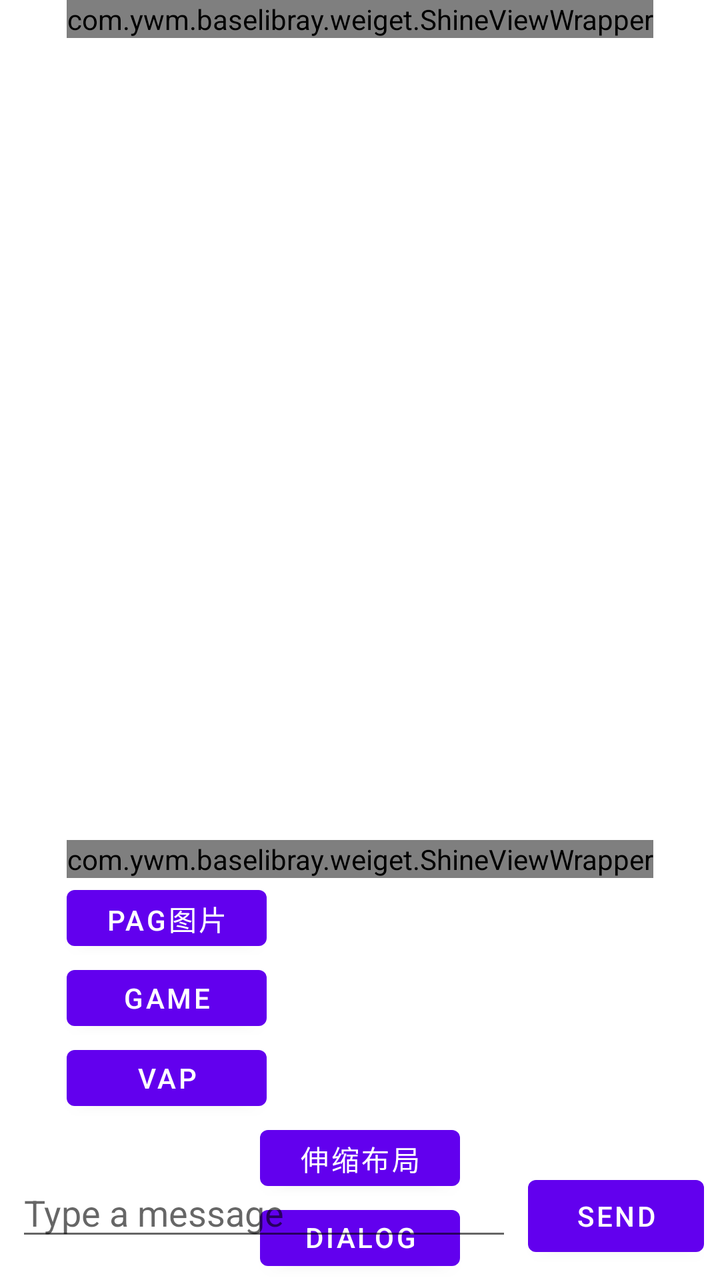
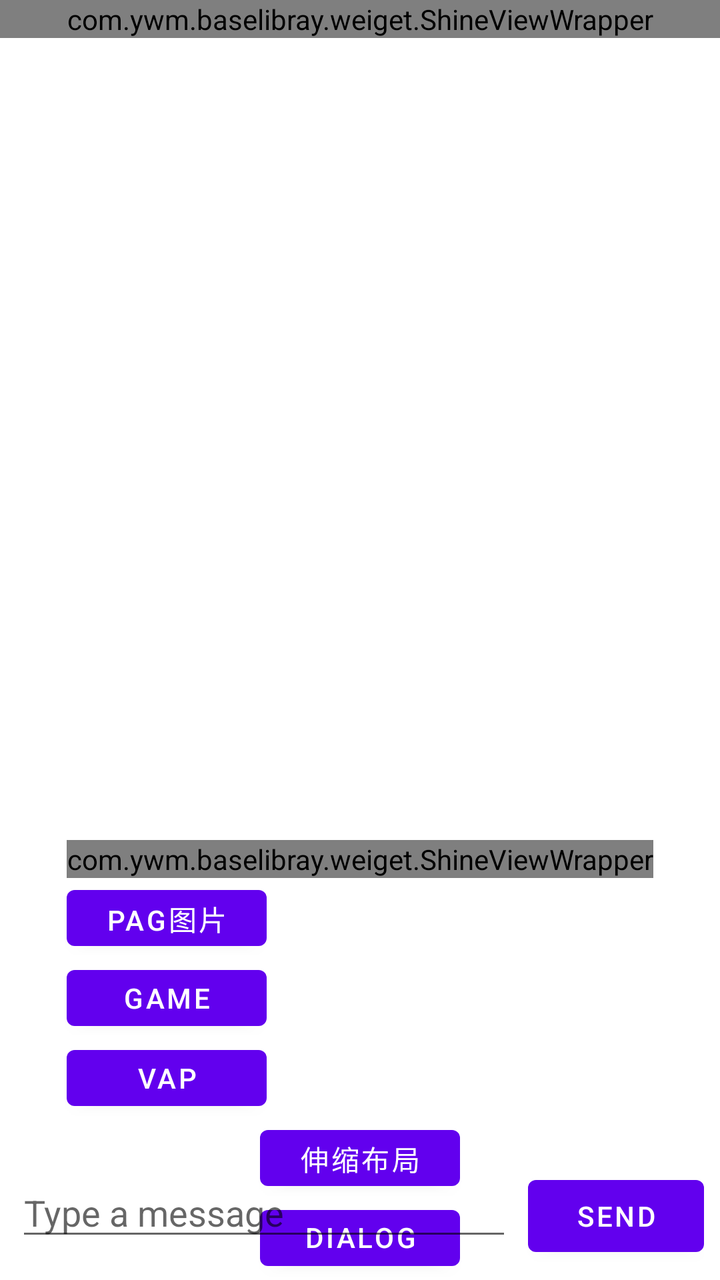

An Android layout rendered at two revisions. The XML below is the earlier revision; the diff shows what the commit changed to produce the second picture.
<!-- AndroidManifest.xml: application theme Theme.FirstApplication -->
<!-- res/layout/activity_main.xml -->
<?xml version="1.0" encoding="utf-8"?>
<androidx.constraintlayout.widget.ConstraintLayout xmlns:android="http://schemas.android.com/apk/res/android"
    xmlns:app="http://schemas.android.com/apk/res-auto"
    android:layout_width="match_parent"
    android:layout_height="match_parent"
    xmlns:tools="http://schemas.android.com/tools">

    <androidx.recyclerview.widget.RecyclerView
        android:id="@+id/recyclerView"
        android:layout_width="0dp"
        android:layout_height="300dp"
        tools:listitem="@layout/item_message"
        app:layout_constraintEnd_toEndOf="parent"
        app:layout_constraintStart_toStartOf="parent"
        app:layout_constraintTop_toTopOf="parent" />
    <Button
        android:id="@+id/newMsgCome"
        android:layout_width="wrap_content"
        android:layout_height="wrap_content"
        android:visibility="gone"
        app:layout_constraintBottom_toBottomOf="@id/recyclerView"
        app:layout_constraintRight_toRightOf="@id/recyclerView"
        android:layout_marginStart="8dp"
        android:text="新消息" />
    <ImageView
        android:id="@+id/image"
        android:layout_width="200dp"
        android:layout_height="200dp"
        app:layout_constraintBottom_toBottomOf="parent"
        app:layout_constraintLeft_toLeftOf="parent"
        app:layout_constraintRight_toRightOf="parent"
        app:layout_constraintTop_toTopOf="parent" />
    <com.ywm.baselibray.weiget.ShineViewWrapper
        android:id="@+id/shineView"
        app:layout_constraintStart_toStartOf="parent"
        app:layout_constraintEnd_toEndOf="parent"
        app:layout_constraintLeft_toLeftOf="@id/image"
        app:layout_constraintTop_toBottomOf="@id/image"
        android:layout_width="wrap_content"
        android:layout_height="wrap_content">
        <Button
            android:id="@+id/picker"
            android:layout_width="100dp"
            android:layout_height="40dp"
            android:text="选图片"
            app:layout_constraintLeft_toLeftOf="@id/image"
            app:layout_constraintTop_toBottomOf="@id/image" />
    </com.ywm.baselibray.weiget.ShineViewWrapper>


    <Button
        android:id="@+id/pag"
        android:layout_width="100dp"
        android:layout_height="40dp"
        android:text="pag图片"
        app:layout_constraintLeft_toLeftOf="@id/shineView"
        app:layout_constraintTop_toBottomOf="@id/shineView" />
    <Button
        android:id="@+id/game"
        android:layout_width="100dp"
        android:layout_height="40dp"
        android:text="game"
        app:layout_constraintLeft_toLeftOf="@id/pag"
        app:layout_constraintTop_toBottomOf="@id/pag" />
    <Button
        android:id="@+id/vap"
        android:layout_width="100dp"
        android:layout_height="40dp"
        android:text="vap"
        app:layout_constraintLeft_toLeftOf="@id/game"
        app:layout_constraintTop_toBottomOf="@id/game" />
    <LinearLayout
        android:layout_width="match_parent"
        android:orientation="vertical"
        android:gravity="center"
        app:layout_constraintLeft_toLeftOf="@id/vap"
        app:layout_constraintTop_toBottomOf="@id/vap"
        android:layout_height="wrap_content">
        <Button
            android:id="@+id/scale"
            android:layout_width="100dp"
            android:layout_height="40dp"
            android:text="伸缩布局" />
        <Button
            android:id="@+id/dialogUtils"
            android:layout_width="100dp"
            android:layout_height="40dp"
            android:text="dialog utils"
            app:layout_constraintLeft_toLeftOf="@id/vap"
            app:layout_constraintTop_toBottomOf="@id/vap" />
    </LinearLayout>


    <com.google.android.flexbox.FlexboxLayout
        android:id="@+id/fl1"
        android:layout_width="200dp"
        android:layout_height="wrap_content"
        android:orientation="vertical"
        android:visibility="gone"
        app:alignItems="center"
        app:flexDirection="row"
        app:flexWrap="wrap"
        app:layout_constraintStart_toStartOf="parent"
        app:layout_constraintTop_toTopOf="parent">













        <TextView
            android:layout_width="wrap_content"
            android:layout_height="45dp"
            android:layout_marginHorizontal="2dp"
            android:background="@color/black"
            android:gravity="center"
            android:paddingHorizontal="3dp"
            android:text="adfasd"
            android:textColor="@color/white" />

        <TextView
            android:layout_width="wrap_content"
            android:layout_height="35dp"
            android:layout_marginHorizontal="2dp"
            android:background="@color/black"
            android:gravity="center"
            android:paddingHorizontal="3dp"
            android:text="adfasdafdadfsasdf"
            android:textColor="@color/white" />

    </com.google.android.flexbox.FlexboxLayout>

    <com.google.android.flexbox.FlexboxLayout
        android:id="@+id/fl2"
        android:layout_width="200dp"
        android:layout_height="wrap_content"
        android:layout_marginTop="20dp"
        android:orientation="vertical"
        android:visibility="gone"
        app:flexDirection="row"
        app:layout_constraintStart_toStartOf="parent"
        app:layout_constraintTop_toBottomOf="@+id/fl1">

        <TextView
            android:layout_width="wrap_content"
            android:layout_height="25dp"
            android:background="@color/black"
            android:gravity="center"
            android:text="adfasdafdadfsasdf"
            android:textColor="@color/white" />

        <TextView
            android:layout_width="wrap_content"
            android:layout_height="25dp"
            android:background="@color/black"
            android:gravity="center"
            android:text="adfasdafdadfsasdf"
            android:textColor="@color/white" />

        <TextView
            android:layout_width="wrap_content"
            android:layout_height="25dp"
            android:background="@color/black"
            android:gravity="center"
            android:text="adfasdafdadfsasdf"
            android:textColor="@color/white" />

    </com.google.android.flexbox.FlexboxLayout>

    <androidx.constraintlayout.widget.ConstraintLayout
        android:layout_width="match_parent"
        android:layout_height="wrap_content"
        android:layout_marginTop="20dp"
        android:visibility="gone"
        app:layout_constraintStart_toStartOf="parent"
        app:layout_constraintTop_toBottomOf="@+id/fl2">

        <TextView
            android:id="@+id/tv1"
            android:layout_width="wrap_content"
            android:layout_height="25dp"
            android:background="#ffeeff"
            android:gravity="center_vertical"
            android:text="adfasdafdadfsasdf"
            android:textColor="@color/white"
            android:ellipsize="end"
            android:maxLines="1"
            app:layout_constraintHorizontal_bias="0"
            app:layout_constraintStart_toStartOf="parent"
            app:layout_constraintTop_toTopOf="parent"
            app:layout_constraintBottom_toBottomOf="parent"
            app:layout_constraintEnd_toStartOf="@id/barrier"
        app:layout_constrainedWidth="true" />  

        <androidx.constraintlayout.widget.Barrier
            android:id="@+id/barrier"
            android:layout_width="wrap_content"
            android:layout_height="wrap_content"
            app:barrierDirection="end"
            app:constraint_referenced_ids="ll1"
            app:layout_constraintEnd_toEndOf="parent"
            app:layout_constraintTop_toTopOf="parent"
            app:layout_constraintBottom_toBottomOf="parent" />

        <LinearLayout
            android:id="@+id/ll1"
            android:layout_width="wrap_content"
            android:layout_height="wrap_content"
            android:background="#ee00ee"
            android:orientation="horizontal"
            app:layout_constraintEnd_toEndOf="parent"
            app:layout_constraintTop_toTopOf="parent"
            app:layout_constraintBottom_toBottomOf="parent">

            <TextView
                android:id="@+id/tv2"
                android:layout_width="wrap_content"
                android:layout_height="15dp"
                android:background="#f0f0"
                android:gravity="center"
                android:text="asadffsdf"
                android:textColor="@color/white" />

            <TextView
                android:id="@+id/tv4"
                android:layout_width="wrap_content"
                android:layout_height="15dp"
                android:background="#f0f0f0"
                android:gravity="center"
                android:text="adfasdafdadfsasdf"
                android:textColor="@color/white" />

            <TextView
                android:id="@+id/tv3"
                android:layout_width="wrap_content"
                android:layout_height="15dp"
                android:background="@color/black"
                android:gravity="center"
                android:text="adfasdafdadfsasdf"
                android:textColor="@color/white" />

        </LinearLayout>

    </androidx.constraintlayout.widget.ConstraintLayout>
    <LinearLayout
        android:id="@+id/inputLayout"
        android:layout_width="0dp"
        android:layout_height="wrap_content"
        android:orientation="horizontal"
        android:padding="8dp"
        app:layout_constraintBottom_toBottomOf="parent"
        app:layout_constraintEnd_toEndOf="parent"
        app:layout_constraintStart_toStartOf="parent">

        <EditText
            android:id="@+id/editText"
            android:layout_width="0dp"
            android:layout_height="wrap_content"
            android:layout_weight="1"
            android:hint="Type a message"
            android:imeOptions="actionSend"
            android:inputType="text"
            android:maxLines="3" />

        <Button
            android:id="@+id/sendButton"
            android:layout_width="wrap_content"
            android:layout_height="wrap_content"
            android:layout_marginStart="8dp"
            android:text="Send" />

    </LinearLayout>
    <com.ywm.baselibray.weiget.ShineViewWrapper
        app:layout_constraintStart_toStartOf="parent"
        app:layout_constraintTop_toTopOf="parent"
        app:layout_constraintEnd_toEndOf="parent"
        android:layout_width="wrap_content"
        android:layout_height="wrap_content">
        <com.example.firstapplication.ui.widgit.ShineTextView
            app:layout_constraintStart_toStartOf="parent"
            app:layout_constraintTop_toTopOf="parent"
            app:layout_constraintEnd_toEndOf="parent"
            android:id="@+id/shineTextView"
            android:layout_width="wrap_content"
            android:layout_height="wrap_content"

            android:text="流光文字效果"
            android:textSize="20sp"
            android:textColor="#FF0000"
            android:background="#33000000"
            />
    </com.ywm.baselibray.weiget.ShineViewWrapper>


    <com.ywm.baselibray.weiget.SwipeDismissConstraintLayout
        app:layout_constraintTop_toTopOf="parent"
        android:id="@+id/testFrameLayout"
        android:visibility="gone"
        android:layout_width="match_parent"
        android:layout_height="200dp"
        android:background="#2196F3"
        android:clickable="true"
        android:focusable="true">

        <androidx.constraintlayout.widget.ConstraintLayout
            android:id="@+id/testButton"
            android:background="@color/white"
            android:layout_width="150dp"
            android:layout_height="200dp"
            app:layout_constraintStart_toStartOf="parent"
            app:layout_constraintEnd_toEndOf="parent"
            app:layout_constraintTop_toTopOf="parent"
            android:layout_gravity="center"
            android:text="Test Button"
            android:padding="16dp" />

    </com.ywm.baselibray.weiget.SwipeDismissConstraintLayout>
</androidx.constraintlayout.widget.ConstraintLayout>
<!-- res/layout/item_message.xml (included above) -->
<?xml version="1.0" encoding="utf-8"?>
<LinearLayout xmlns:android="http://schemas.android.com/apk/res/android"
    android:layout_width="match_parent"
    android:layout_height="wrap_content"
    android:background="@drawable/bg_white_20"
    xmlns:tools="http://schemas.android.com/tools"
    android:orientation="vertical"
    android:padding="12dp">

    <TextView
        android:id="@+id/messageText"
        android:layout_width="match_parent"
        android:layout_height="wrap_content"
        android:textSize="16sp"
        android:text="1322"
        android:textColor="@android:color/black" />

    <TextView
        android:id="@+id/timestampText"
        android:layout_width="match_parent"
        android:layout_height="wrap_content"
        android:textSize="12sp"
        android:text="12:02"
        android:textColor="@android:color/darker_gray"
        android:layout_marginTop="4dp" />

</LinearLayout>
<!-- resources referenced by this layout -->
<resources>
  <color name="black">#FF000000</color>
  <color name="white">#FFFFFFFF</color>
  <!-- drawable bg_white_20 (drawable) -->
  <?xml version="1.0" encoding="utf-8"?>
  <shape android:shape="rectangle" xmlns:android="http://schemas.android.com/apk/res/android">
      <corners android:radius="20dp"/>
      <solid android:color="#ff55ff"/>
  
  </shape>
  <style name="Theme.FirstApplication" parent="Theme.MaterialComponents.DayNight.NoActionBar">
          
          <item name="colorPrimary">@color/purple_500</item>
          <item name="colorPrimaryVariant">@color/purple_700</item>
          <item name="colorOnPrimary">@color/white</item>
          
          <item name="colorSecondary">@color/teal_200</item>
          <item name="android:windowNoTitle">true</item>
  
          <item name="colorSecondaryVariant">@color/teal_700</item>
          <item name="colorOnSecondary">@color/black</item>
          
          <item name="android:statusBarColor">?attr/colorPrimaryVariant</item>
          
      </style>
  <color name="purple_500">#FF6200EE</color>
  <color name="purple_700">#FF3700B3</color>
  <color name="teal_200">#FF03DAC5</color>
  <color name="teal_700">#FF018786</color>
</resources>

<!-- the commit's change to res/layout/activity_main.xml (unified diff, before → after) -->
@@ -93,11 +93,13 @@
 
     <com.google.android.flexbox.FlexboxLayout
         android:id="@+id/fl1"
-        android:layout_width="200dp"
+        android:layout_width="match_parent"
         android:layout_height="wrap_content"
         android:orientation="vertical"
-        android:visibility="gone"
+        android:visibility="visible"
         app:alignItems="center"
+        app:alignContent="center"
+        app:justifyContent="center"
         app:flexDirection="row"
         app:flexWrap="wrap"
         app:layout_constraintStart_toStartOf="parent"
@@ -115,6 +117,15 @@
 
 
 
+        <TextView
+            android:layout_width="wrap_content"
+            android:layout_height="45dp"
+            android:layout_marginHorizontal="2dp"
+            android:background="@color/black"
+            android:gravity="center"
+            android:paddingHorizontal="3dp"
+            android:text="adfasd"
+            android:textColor="@color/white" />
         <TextView
             android:layout_width="wrap_content"
             android:layout_height="45dp"
